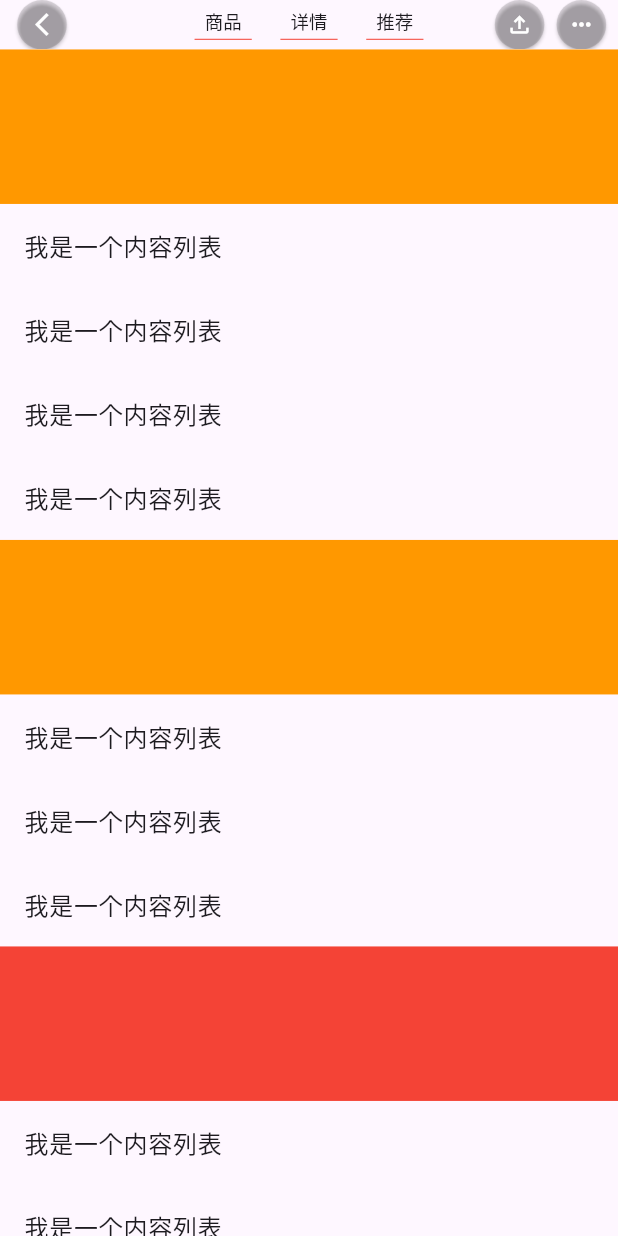
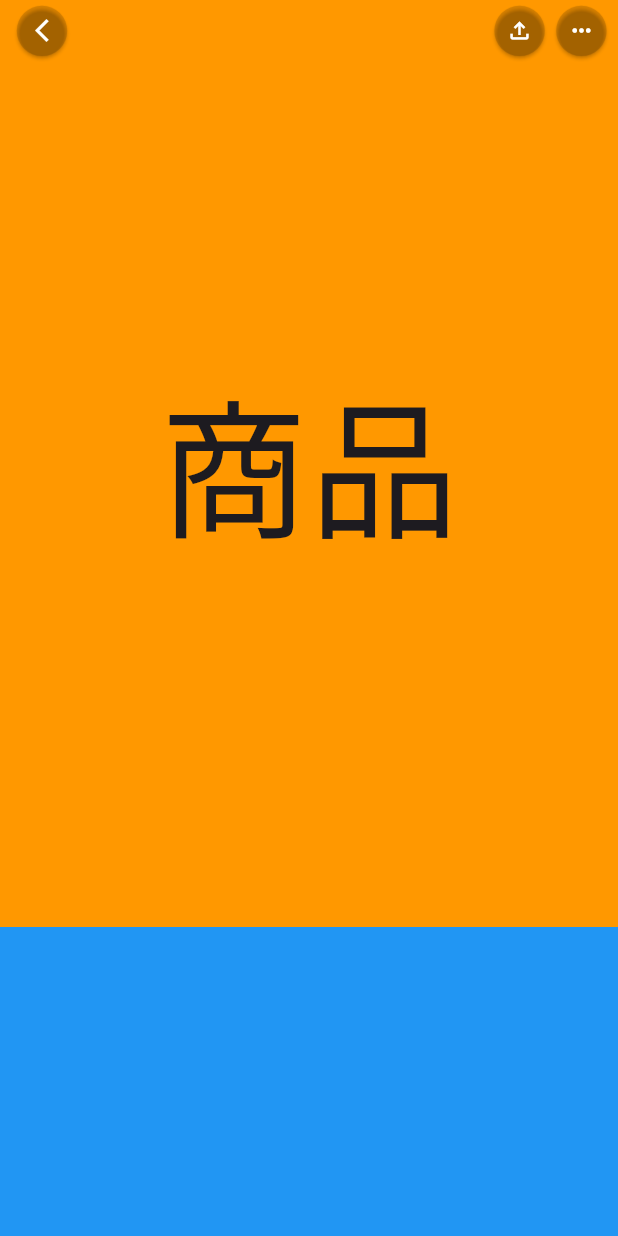
Before and after one commit to nicoleandlilli/xmshop, a Flutter app: the ProductContentView screen opened by its route, on a phone screen of 412 x 824 dp. Run offline on Flutter 3.47's test engine with Material 3 defaults, Android fonts, the phone set to English and light mode, and no system bars; our stand-ins replace dio, flutter_screenutil, flutter_swiper_view, get, shared_preferences; accounts and stored records are empty; network calls fail.

Commit message:
添加省心优惠后详情界面的SingleChildScrollView锚点的实现流程

```diff
--- a/lib/app/modules/productContent/controllers/product_content_controller.dart
+++ b/lib/app/modules/productContent/controllers/product_content_controller.dart
@@ -6,7 +6,28 @@ import 'package:get/get_state_manager/src/simple/get_controllers.dart';
 class ProductContentController extends GetxController{
 
   final ScrollController scrollController = ScrollController();
+
+  GlobalKey gk1 = GlobalKey();
+  GlobalKey gk2 = GlobalKey();
+  GlobalKey gk3 = GlobalKey();
+  //导航的透明度
   RxDouble opcity=0.0.obs;
+  //是否显示tabs
+  RxBool showTabs=false.obs;
+  List tabsList=[
+    {
+      "id":1,
+      "title":"商品",
+    },
+    { "id":2,
+      "title":"详情"
+    },
+    {
+      "id":3,
+      "title":"推荐"
+    }
+  ];
+  RxInt selectedTabsIndex=1.obs;
 
   @override
   void onInit() {
@@ -24,16 +45,27 @@ class ProductContentController extends GetxController{
     super.onClose();
   }
 
-  //监听滚动条滚动事件
+//监听滚动条滚动事件
   void scrollControllerListener() {
     scrollController.addListener(() {
       if (scrollController.position.pixels <= 100) {
         opcity.value=scrollController.position.pixels/100;
-        if (kDebugMode) {
-          print( opcity.value);
+        if(showTabs.value==true){
+          showTabs.value=false;
         }
         update();
+      } else{
+        if(showTabs.value==false){
+          showTabs.value=true;
+          update();
+        }
       }
     });
   }
+
+  void changeSelectedTabsIndex(index){
+    selectedTabsIndex.value=index;
+    update();
+  }
+
 }
--- a/lib/app/modules/productContent/views/product_content_view.dart
+++ b/lib/app/modules/productContent/views/product_content_view.dart
@@ -9,10 +9,10 @@ class ProductContentView extends GetView<ProductContentController>{
 
   @override
   Widget build(BuildContext context) {
-    return Scaffold(
+    return  Scaffold(
       extendBodyBehindAppBar: true, //实现透明导航
       appBar: PreferredSize(
-          preferredSize: Size.fromHeight(ScreenAdapter.height(96)),
+          preferredSize: Size.fromHeight(ScreenAdapter.height(120)),
           child: Obx(
                 () => AppBar(
               leading: Container(
@@ -41,69 +41,61 @@ class ProductContentView extends GetView<ProductContentController>{
               title: SizedBox(
                 width: ScreenAdapter.width(400),
                 height: ScreenAdapter.height(96),
-                child: Row(
+                child: controller.showTabs.value
+                    ? Row(
                     crossAxisAlignment: CrossAxisAlignment.center,
                     mainAxisAlignment: MainAxisAlignment.spaceBetween,
-                  children: [
-                    Padding(
-                        padding: const EdgeInsets.all(0),
+                    children: controller.tabsList.map((v) {
+                      return InkWell(
+                          onTap: () {
+                            controller.changeSelectedTabsIndex(v["id"]);
+                            //跳转到指定的容器
+                            if (v["id"] == 1) {
+                              Scrollable.ensureVisible(
+                                  controller.gk1.currentContext
+                                  as BuildContext,
+                                  duration:
+                                  const Duration(milliseconds: 100));
+                            } else if (v["id"] == 2) {
+                              Scrollable.ensureVisible(
+                                  controller.gk2.currentContext
+                                  as BuildContext,
+                                  duration:
+                                  const Duration(milliseconds: 100));
+                            } else {
+                              Scrollable.ensureVisible(
+                                  controller.gk3.currentContext
+                                  as BuildContext,
+                                  duration:
+                                  const Duration(milliseconds: 500));
+                            }
+                          },
                           child: Column(
                             mainAxisAlignment: MainAxisAlignment.center,
                             children: [
                               Text(
-                              "商品",
+                                "${v["title"]}",
                                 style: TextStyle(
                                     fontSize: ScreenAdapter.fontSize(36)),
                               ),
-                            Container(
+                              v["id"] == controller.selectedTabsIndex.value
+                                  ? Container(
                                 margin: EdgeInsets.only(
                                     top: ScreenAdapter.height(10)),
                                 width: ScreenAdapter.width(100),
                                 height: ScreenAdapter.height(2),
                                 color: Colors.red,
                               )
-                          ],
-                        )),
-                    Padding(
-                        padding: const EdgeInsets.all(0),
-                        child: Column(
-                          mainAxisAlignment: MainAxisAlignment.center,
-                          children: [
-                            Text(
-                              "详情",
-                              style: TextStyle(
-                                  fontSize: ScreenAdapter.fontSize(36)),
-                            ),
-                            Container(
+                                  : Container(
                                 margin: EdgeInsets.only(
                                     top: ScreenAdapter.height(10)),
                                 width: ScreenAdapter.width(100),
                                 height: ScreenAdapter.height(2),
-                              color: Colors.red,
                               )
                             ],
-                        )),
-                    Padding(
-                        padding: const EdgeInsets.all(0),
-                        child: Column(
-                          mainAxisAlignment: MainAxisAlignment.center,
-                          children: [
-                            Text(
-                              "推荐",
-                              style: TextStyle(
-                                  fontSize: ScreenAdapter.fontSize(36)),
-                            ),
-                            Container(
-                              margin: EdgeInsets.only(
-                                  top: ScreenAdapter.height(10)),
-                              width: ScreenAdapter.width(100),
-                              height: ScreenAdapter.height(2),
-                              color: Colors.red,
-                            )
-                          ],
-                        )),
-                  ],
-                ),
+                          ));
+                    }).toList())
+                    : const Text(""),
               ),
               centerTitle: true,
               backgroundColor:
@@ -139,7 +131,7 @@ class ProductContentView extends GetView<ProductContentController>{
                       onPressed: () {},
                       style: ButtonStyle(
                         //注意
-                          padding: MaterialStateProperty.all(const EdgeInsets.all(0)),
+                          padding: MaterialStateProperty.all(EdgeInsets.all(0)),
                           alignment: Alignment.center,
                           backgroundColor:
                           MaterialStateProperty.all(Colors.black12),
@@ -154,78 +146,36 @@ class ProductContentView extends GetView<ProductContentController>{
               ],
             ),
           )),
-      body: ListView(
+      body: SingleChildScrollView(
         controller: controller.scrollController,
+        child: Column(
           children: [
             Container(
+              key: controller.gk1,
+              alignment: Alignment.center,
               width: ScreenAdapter.width(1080),
-            height: ScreenAdapter.height(300),
+              height: ScreenAdapter.height(1800),
               color: Colors.orange,
-          ),
-          ListTile(
-            title: Text("我是一个内容列表"),
-          ),
-          ListTile(
-            title: Text("我是一个内容列表"),
-          ),
-          ListTile(
-            title: Text("我是一个内容列表"),
-          ),
-          ListTile(
-            title: Text("我是一个内容列表"),
+              child: const Text("商品", style: TextStyle(fontSize: 100)),
             ),
             Container(
+              key: controller.gk2,
+              alignment: Alignment.center,
               width: ScreenAdapter.width(1080),
-            height: ScreenAdapter.height(300),
-            color: Colors.orange,
-          ),
-          ListTile(
-            title: Text("我是一个内容列表"),
-          ),
-          ListTile(
-            title: Text("我是一个内容列表"),
-          ),
-          ListTile(
-            title: Text("我是一个内容列表"),
+              height: ScreenAdapter.height(2900),
+              color: Colors.blue,
+              child: const Text("详情", style: TextStyle(fontSize: 100)),
             ),
             Container(
+              key: controller.gk3,
+              alignment: Alignment.center,
               width: ScreenAdapter.width(1080),
-            height: ScreenAdapter.height(300),
+              height: ScreenAdapter.height(2200),
               color: Colors.red,
-          ),
-          ListTile(
-            title: Text("我是一个内容列表"),
-          ),
-          ListTile(
-            title: Text("我是一个内容列表"),
-          ),
-          ListTile(
-            title: Text("我是一个内容列表"),
-          ),
-          Container(
-            width: ScreenAdapter.width(1080),
-            height: ScreenAdapter.height(300),
-            color: Colors.blue,
-          ),
-          ListTile(
-            title: Text("我是一个内容列表"),
-          ),
-          ListTile(
-            title: Text("我是一个内容列表"),
-          ),
-          ListTile(
-            title: Text("我是一个内容列表"),
-          ),
-          ListTile(
-            title: Text("我是一个内容列表"),
-          ),
-          ListTile(
-            title: Text("我是一个内容列表"),
-          ),
-          ListTile(
-            title: Text("我是一个内容列表"),
+              child: const Text("推荐", style: TextStyle(fontSize: 100)),
             ),
           ],
+        ),
       ),
     );
   }
```
Lines whose indentation alone changed are shown as unchanged.
